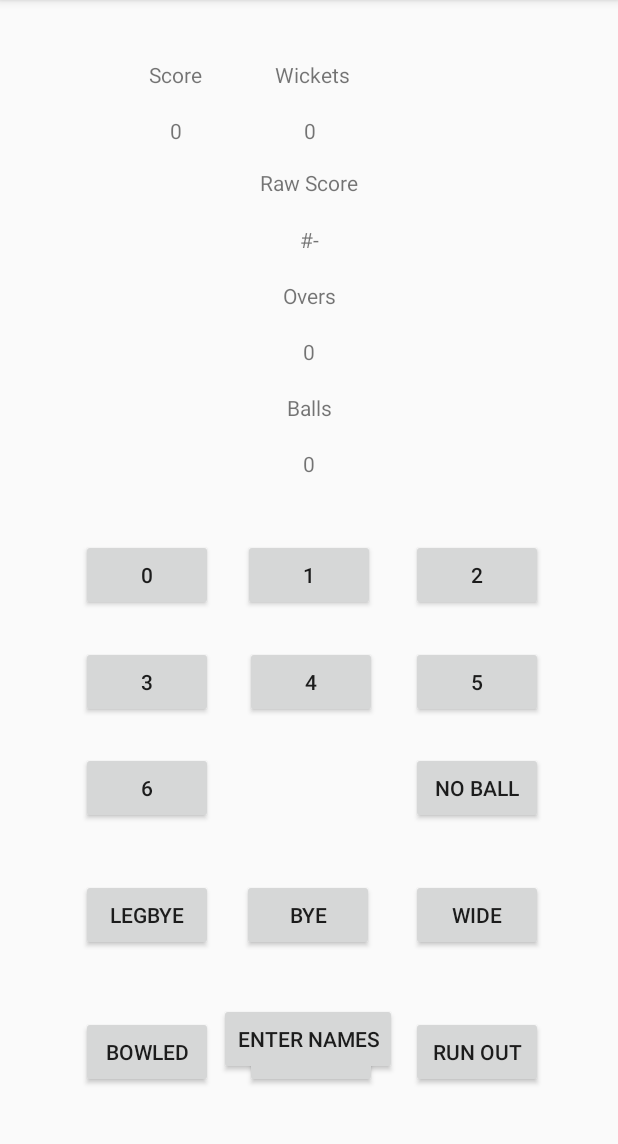
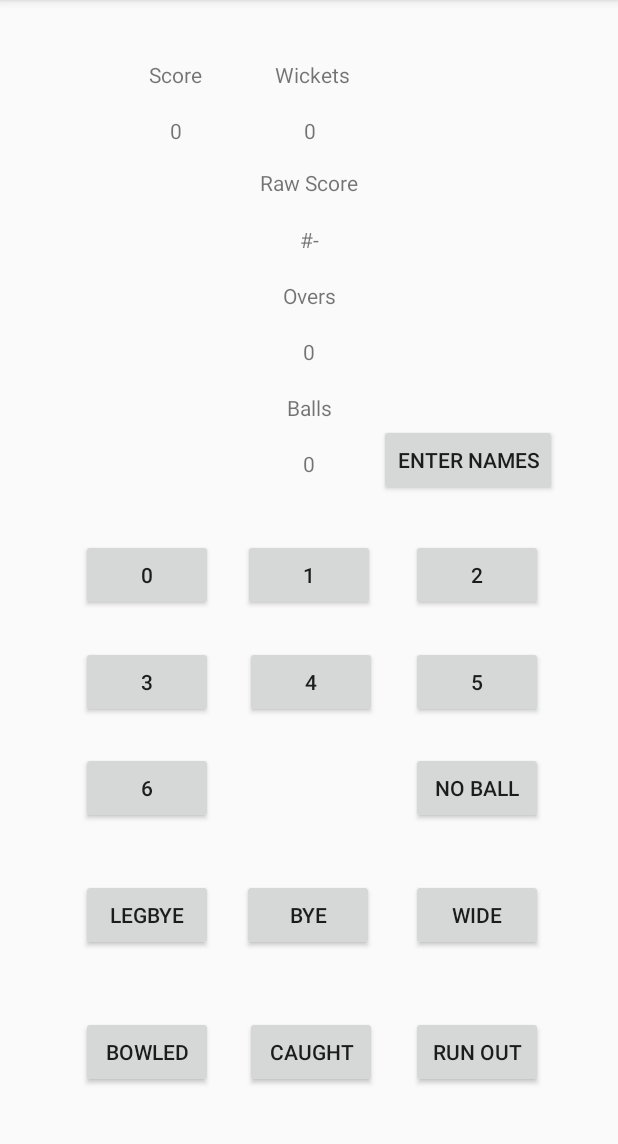
Before and after one commit to varounhanooman/CricketScoringApp, an Android app: the screen it shows after launch (MainActivity), on a phone screen of 412 x 824 dp, the part 84-1228 px from its top. Run offline under Robolectric (Android 15) with nearby library versions, the phone set to English and light mode, and no system bars.

Commit message:
Fix add names button

```diff
--- a/app/src/main/res/layout/activity_main.xml
+++ b/app/src/main/res/layout/activity_main.xml
@@ -295,10 +295,10 @@
         android:layout_height="wrap_content"
         android:text="Enter Names"
         app:layout_constraintBottom_toBottomOf="parent"
-        app:layout_constraintHorizontal_bias="0.498"
+        app:layout_constraintHorizontal_bias="0.862"
         app:layout_constraintLeft_toLeftOf="parent"
         app:layout_constraintRight_toRightOf="parent"
         app:layout_constraintTop_toTopOf="parent"
-        app:layout_constraintVertical_bias="0.929" />
+        app:layout_constraintVertical_bias="0.393" />
 
 </androidx.constraintlayout.widget.ConstraintLayout>
```
